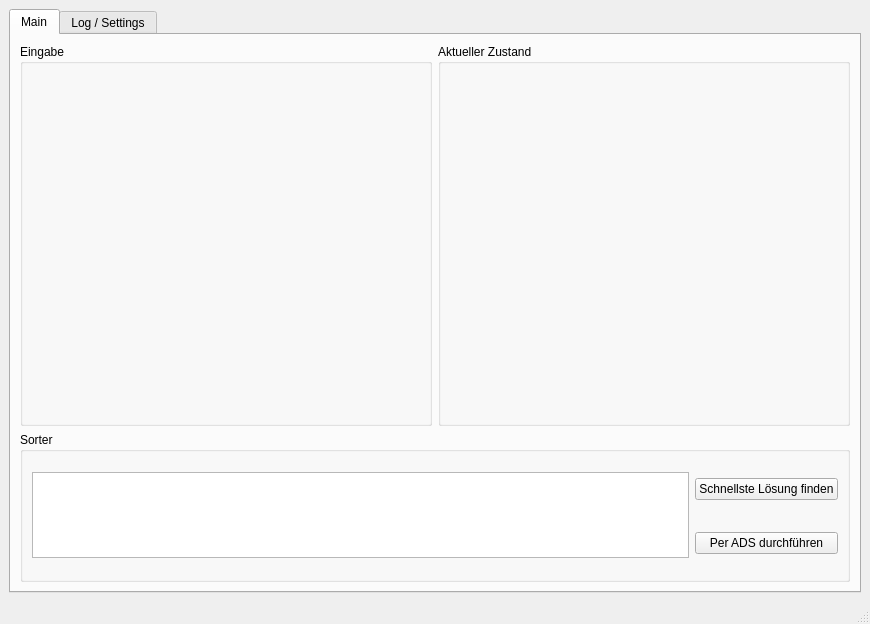
The window that main.ui (WolleTD/RackSorterPython) describes before a commit, drawn with Qt 5.
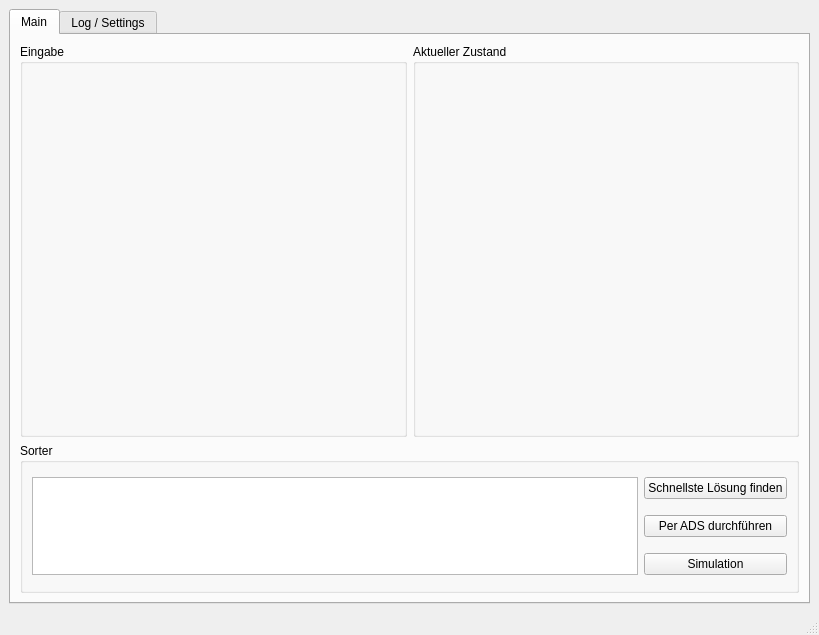
The same window after the commit.

Diff of the .ui file:
```diff
--- a/main.ui
+++ b/main.ui
@@ -6,8 +6,8 @@
    <rect>
     <x>0</x>
     <y>0</y>
-    <width>870</width>
-    <height>624</height>
+    <width>819</width>
+    <height>635</height>
    </rect>
   </property>
   <property name="windowTitle">
@@ -51,27 +51,37 @@
            <property name="bottomMargin">
             <number>4</number>
            </property>
-           <item row="0" column="0" rowspan="2">
-            <widget class="QTextEdit" name="teInfo">
-             <property name="readOnly">
-              <bool>true</bool>
-             </property>
-            </widget>
-           </item>
-           <item row="0" column="1">
+           <item row="1" column="1">
             <widget class="QPushButton" name="btnFindSolution">
              <property name="text">
               <string>Schnellste Lösung finden</string>
              </property>
             </widget>
            </item>
-           <item row="1" column="1">
+           <item row="1" column="0" rowspan="3">
+            <widget class="QTextEdit" name="teInfo">
+             <property name="styleSheet">
+              <string notr="true"/>
+             </property>
+             <property name="readOnly">
+              <bool>true</bool>
+             </property>
+            </widget>
+           </item>
+           <item row="2" column="1">
             <widget class="QPushButton" name="btnRunADS">
              <property name="text">
               <string>Per ADS durchführen</string>
              </property>
             </widget>
            </item>
+           <item row="3" column="1">
+            <widget class="QPushButton" name="btnSimulation">
+             <property name="text">
+              <string>Simulation</string>
+             </property>
+            </widget>
+           </item>
           </layout>
          </widget>
         </item>
```
Left out of the diff: 18 changed lines with no effect on the pictures.
